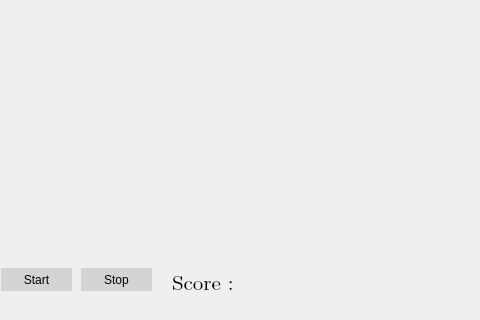
This is widget/menu/conductor/conductor.ui in cmh1027/Conductor-Simulator as Qt 5 draws it before an edit; both pictures show x 89 to 569 and y 222 to 542 of the 1001 by 542 pixel window. The edited form follows.
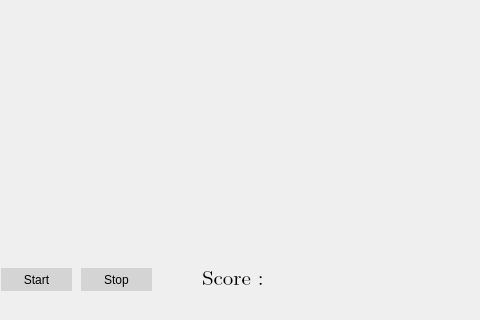
This is the edited form. Icons and pictures are not drawn.

```diff
--- a/widget/menu/conductor/conductor.ui
+++ b/widget/menu/conductor/conductor.ui
@@ -387,10 +387,10 @@
    <widget class="QWidget" name="horizontalLayoutWidget_6">
     <property name="geometry">
      <rect>
-      <x>250</x>
+      <x>280</x>
       <y>480</y>
       <width>128</width>
-      <height>51</height>
+      <height>41</height>
      </rect>
     </property>
     <layout class="QHBoxLayout" name="horizontalLayout_7">
```
